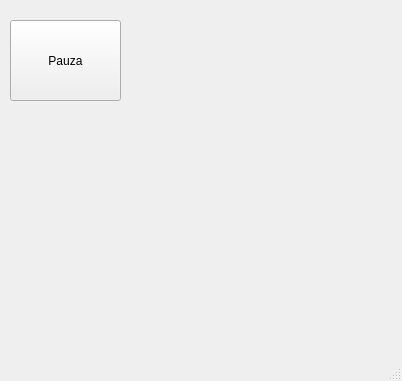
BenZdunczuk/Retro_Pong, file mainwindow.ui: the form before one commit.
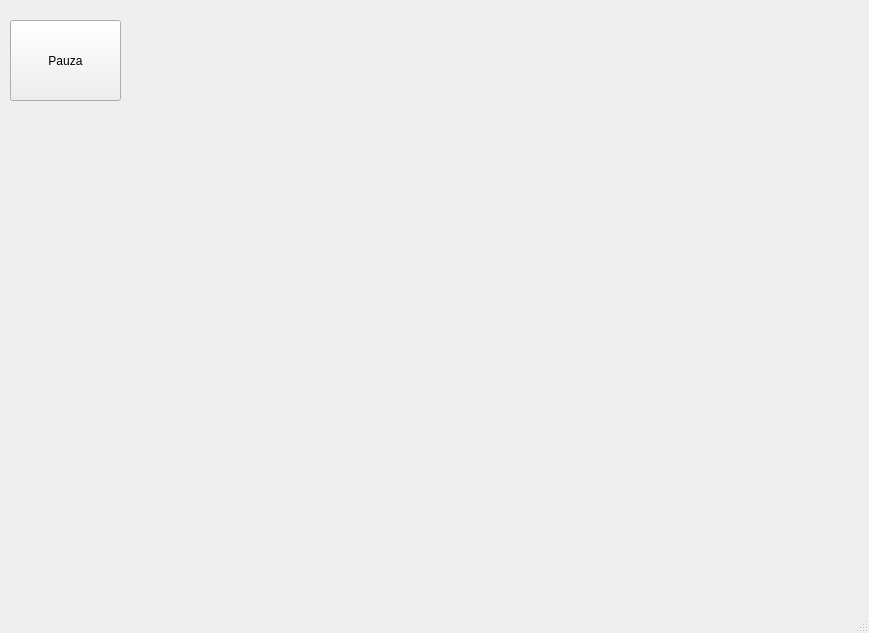
The form after the commit.

Diff of the .ui file:
```diff
--- a/mainwindow.ui
+++ b/mainwindow.ui
@@ -6,8 +6,8 @@
    <rect>
     <x>0</x>
     <y>0</y>
-    <width>402</width>
-    <height>381</height>
+    <width>869</width>
+    <height>633</height>
    </rect>
   </property>
   <property name="windowTitle">
@@ -27,6 +27,16 @@
      <string>Pauza</string>
     </property>
    </widget>
+   <widget class="QWidget" name="gameWidget" native="true">
+    <property name="geometry">
+     <rect>
+      <x>50</x>
+      <y>130</y>
+      <width>801</width>
+      <height>441</height>
+     </rect>
+    </property>
+   </widget>
   </widget>
   <widget class="QMenuBar" name="menubar">
    <property name="geometry">
```
Left out of the diff: 4 changed lines with no effect on the pictures.
